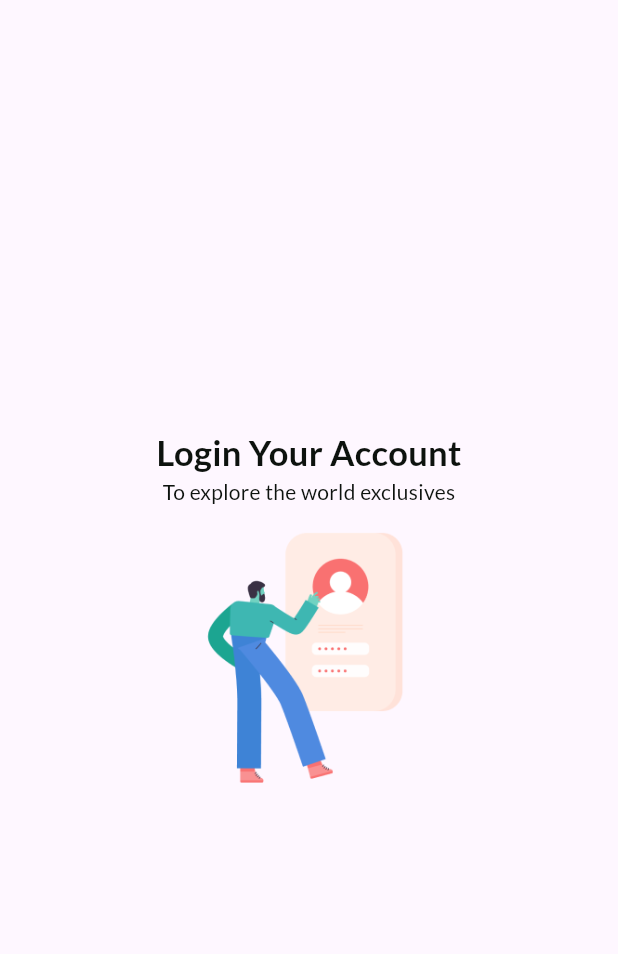
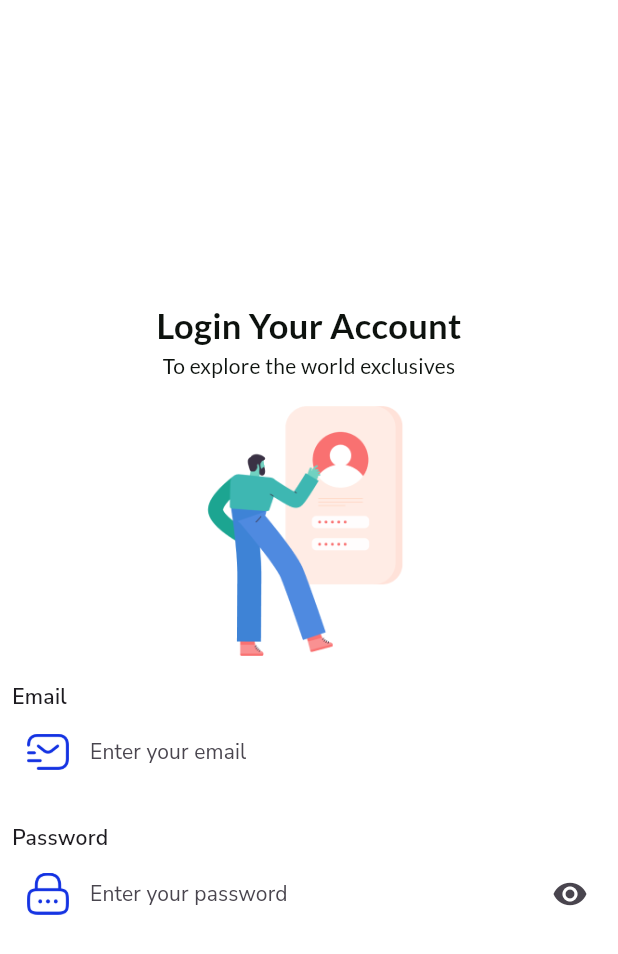
Before and after one commit to justicenyaga/mac-store-app, a Flutter app: the screen it shows after launch, on a phone screen of 412 x 824 dp. Shown: the top 954 px of the screen. Run offline on Flutter 3.47's test engine with Material 3 defaults, Android fonts, the phone set to English and light mode, and no system bars; our stand-ins replace google_fonts.

Commit message:
create login form fields

```diff
--- a/lib/main.dart
+++ b/lib/main.dart
@@ -11,6 +11,7 @@
   @override
   Widget build(BuildContext context) {
     return MaterialApp(
+      debugShowCheckedModeBanner: false,
       title: 'Flutter Demo',
       theme: ThemeData(
         colorScheme: ColorScheme.fromSeed(seedColor: Colors.deepPurple),
--- a/lib/views/screens/authentication_screens/login_screen.dart
+++ b/lib/views/screens/authentication_screens/login_screen.dart
@@ -7,7 +7,10 @@
   @override
   Widget build(BuildContext context) {
     return Scaffold(
-      body: Center(
+      backgroundColor: Colors.white.withOpacity(0.95),
+      body: Padding(
+        padding: const EdgeInsets.all(8.0),
+        child: Center(
           child: Column(
             mainAxisAlignment: MainAxisAlignment.center,
             children: [
@@ -34,8 +37,83 @@
                 "assets/images/Illustration.png",
                 width: 200,
                 height: 200,
-            )
+              ),
+              Align(
+                alignment: Alignment.topLeft,
+                child: Text(
+                  "Email",
+                  style: GoogleFonts.getFont(
+                    "Nunito Sans",
+                    fontWeight: FontWeight.w600,
+                    letterSpacing: 0.2,
+                  ),
+                ),
+              ),
+              TextFormField(
+                decoration: InputDecoration(
+                  fillColor: Colors.white,
+                  filled: true,
+                  border: OutlineInputBorder(
+                    borderRadius: BorderRadius.circular(9),
+                  ),
+                  focusedBorder: InputBorder.none,
+                  enabledBorder: InputBorder.none,
+                  labelText: "Enter your email",
+                  labelStyle: GoogleFonts.getFont(
+                    "Nunito Sans",
+                    fontSize: 14,
+                    letterSpacing: 0.1,
+                  ),
+                  prefixIcon: Padding(
+                    padding: const EdgeInsets.all(10),
+                    child: Image.asset(
+                      "assets/icons/email.png",
+                      width: 20,
+                      height: 20,
+                    ),
+                  ),
+                ),
+              ),
+              const SizedBox(height: 20),
+              Align(
+                alignment: Alignment.topLeft,
+                child: Text(
+                  "Password",
+                  style: GoogleFonts.getFont(
+                    "Nunito Sans",
+                    fontWeight: FontWeight.w600,
+                    letterSpacing: 0.2,
+                  ),
+                ),
+              ),
+              TextFormField(
+                decoration: InputDecoration(
+                  fillColor: Colors.white,
+                  filled: true,
+                  border: OutlineInputBorder(
+                    borderRadius: BorderRadius.circular(9),
+                  ),
+                  focusedBorder: InputBorder.none,
+                  enabledBorder: InputBorder.none,
+                  labelText: "Enter your password",
+                  labelStyle: GoogleFonts.getFont(
+                    "Nunito Sans",
+                    fontSize: 14,
+                    letterSpacing: 0.1,
+                  ),
+                  prefixIcon: Padding(
+                    padding: const EdgeInsets.all(10),
+                    child: Image.asset(
+                      "assets/icons/password.png",
+                      width: 20,
+                      height: 20,
+                    ),
+                  ),
+                  suffixIcon: const Icon(Icons.visibility),
+                ),
+              ),
             ],
+          ),
         ),
       ),
     );
```
Lines whose indentation alone changed are shown as unchanged.
